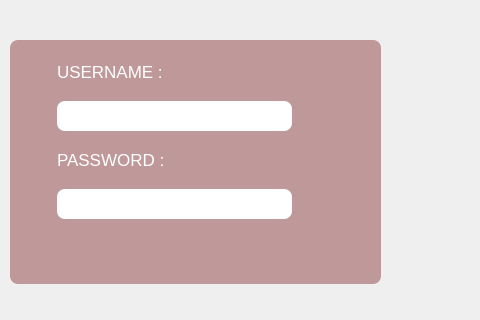
ItsArtaz/cinema_management, file login.ui: the form before one commit; both pictures show x 0 to 480 and y 156 to 476 of the 813 by 644 pixel window.
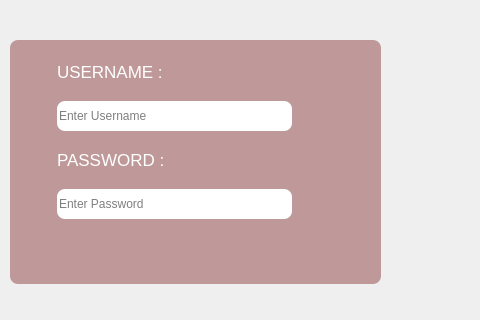
The form after the commit. Icons and pictures are not drawn.

The edit to the form file:
```diff
--- a/login.ui
+++ b/login.ui
@@ -190,6 +190,9 @@
             <property name="alignment">
              <set>Qt::AlignLeading|Qt::AlignLeft|Qt::AlignVCenter</set>
             </property>
+            <property name="placeholderText">
+             <string>Enter Username</string>
+            </property>
            </widget>
           </item>
           <item row="3" column="0">
@@ -221,6 +224,9 @@
             <property name="alignment">
              <set>Qt::AlignLeading|Qt::AlignLeft|Qt::AlignVCenter</set>
             </property>
+            <property name="placeholderText">
+             <string>Enter Password</string>
+            </property>
            </widget>
           </item>
           <item row="4" column="0">
```
